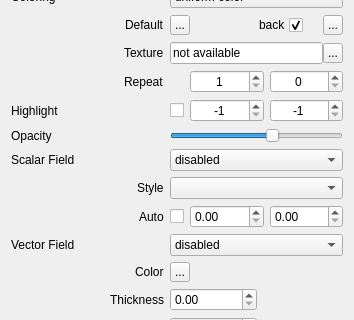
Before: the Qt Designer form applications/Mapple/widgets/widget_drawable_triangles.ui in LiangliangNan/Easy3D, drawn with Qt 5; both pictures show x 0 to 354 and y 130 to 450 of the 354 by 628 pixel window.
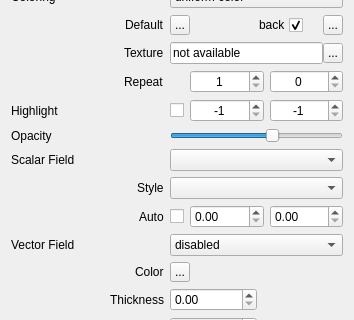
After: the same form once the commit is applied. Icons and pictures are not drawn.

What changed in the file:
```diff
--- a/applications/Mapple/widgets/widget_drawable_triangles.ui
+++ b/applications/Mapple/widgets/widget_drawable_triangles.ui
@@ -710,11 +710,6 @@
        <property name="toolTip">
         <string>Select the drawable to be visualized</string>
        </property>
-       <item>
-        <property name="text">
-         <string>disabled</string>
-        </property>
-       </item>
       </widget>
      </item>
      <item row="11" column="0">
```
